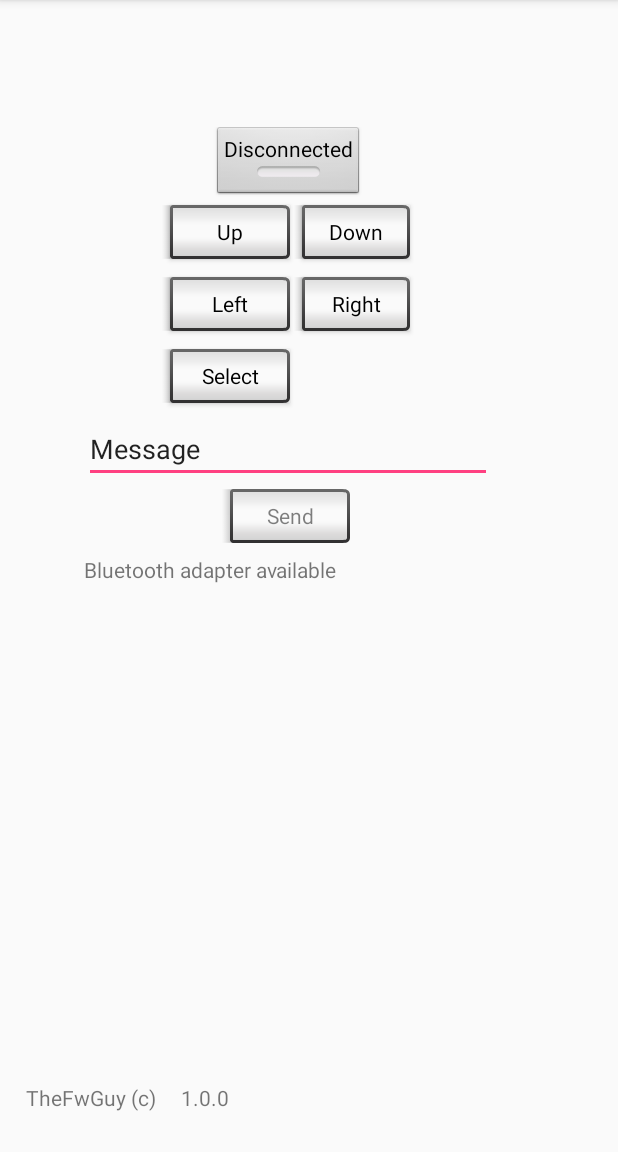
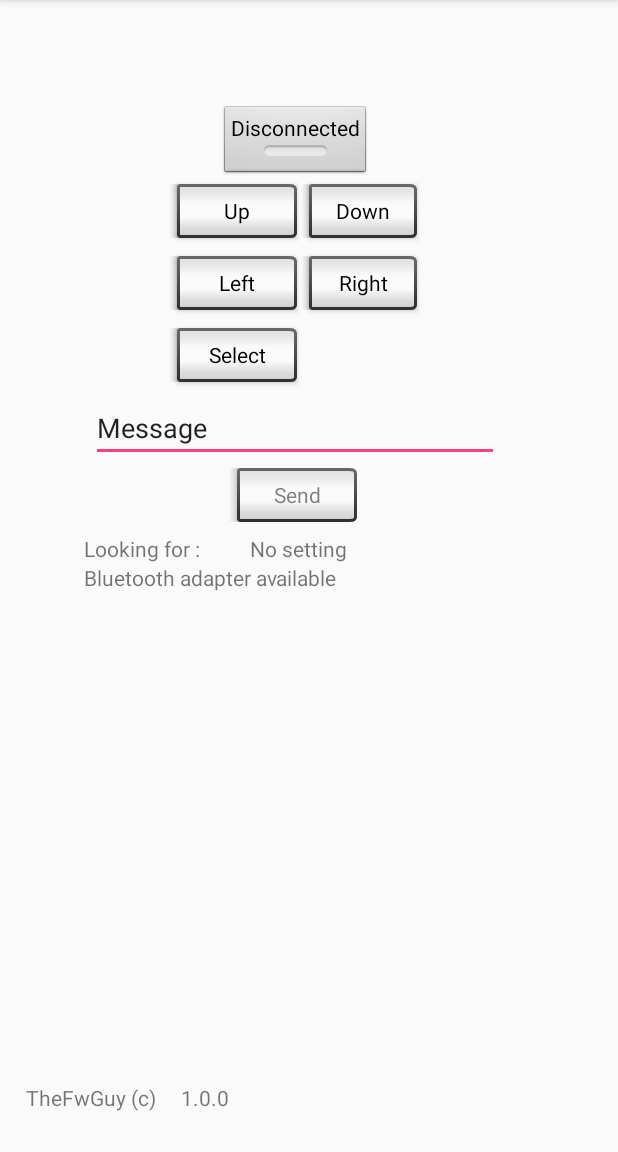
Before and after one commit to TheFwGuy/BLtest, an Android app: the screen it shows after launch (MainActivity), on a phone screen of 412 x 824 dp, the part 84-1236 px from its top. Run offline under Robolectric (Android 15) with nearby library versions, the phone set to English and light mode, and no system bars.

Commit message:
Add setting framework - need to be fixed

```diff
--- a/app/build.gradle
+++ b/app/build.gradle
@@ -16,7 +16,7 @@ android {
             proguardFiles getDefaultProguardFile('proguard-android.txt'), 'proguard-rules.pro'
         }
     }
-    buildToolsVersion '28.0.0 rc1'
+    buildToolsVersion '27.0.3'
     compileOptions {
         sourceCompatibility JavaVersion.VERSION_1_8
         targetCompatibility JavaVersion.VERSION_1_8
@@ -28,7 +28,9 @@ dependencies {
     implementation 'com.android.support:appcompat-v7:27.1.1'
     implementation 'com.android.support.constraint:constraint-layout:1.1.0'
     implementation 'com.android.support:design:27.1.1'
+    implementation 'com.android.support:preference-v7:27.1.1'
+    implementation 'com.android.support:support-v4:27.1.1'
     testImplementation 'junit:junit:4.12'
     androidTestImplementation 'com.android.support.test:runner:1.0.1'
-    androidTestImplementation 'com.android.support.test.espresso:espresso-core:3.0.1'
+    androidTestImplementation 'com.android.support.test.espresso:espresso-core:3.0.2'
 }
--- a/app/src/main/java/org/thefwguy/bl_test/MainActivity.java
+++ b/app/src/main/java/org/thefwguy/bl_test/MainActivity.java
@@ -4,9 +4,11 @@ import android.bluetooth.BluetoothAdapter;
 import android.bluetooth.BluetoothDevice;
 import android.bluetooth.BluetoothSocket;
 import android.content.Intent;
+import android.content.SharedPreferences;
 import android.os.Bundle;
 import android.os.Handler;
 import android.support.v7.app.AppCompatActivity;
+import android.support.v7.preference.PreferenceManager;
 import android.support.v7.widget.Toolbar;
 import android.util.Log;
 import android.view.Menu;
@@ -52,6 +54,7 @@ public class MainActivity extends AppCompatActivity {
     ToggleButton btn_connect;
     Button btn_send;
     TextView my_label;
+    TextView idValue;
     EditText messageId;
 
     @Override
@@ -67,6 +70,7 @@ public class MainActivity extends AppCompatActivity {
         btn_connect = findViewById(R.id.btn_connect);
         btn_send = findViewById(R.id.btn_send);
         my_label = findViewById(R.id.my_label);
+        idValue = findViewById(R.id.IdValue);
         messageId = findViewById(R.id.messageId);
 
         // By default disable the Send button
@@ -142,6 +146,13 @@ public class MainActivity extends AppCompatActivity {
 //                        .setAction("Action", null).show();
 //            }
 //        });
+        PreferenceManager.setDefaultValues(this, R.xml.preferences, false);
+
+        SharedPreferences sharedPref =
+                PreferenceManager.getDefaultSharedPreferences(this);
+
+        String deviceName = sharedPref.getString ("KEY_PREF_DEVICE_NAME", "No setting");
+        idValue.setText(deviceName);
     }
 
     @Override
@@ -160,6 +171,8 @@ public class MainActivity extends AppCompatActivity {
 
         //noinspection SimplifiableIfStatement
         if (id == R.id.action_settings) {
+            Intent intent = new Intent(this, SettingsActivity.class);
+            startActivity(intent);
             return true;
         }
 
--- a/app/src/main/res/layout/activity_main.xml
+++ b/app/src/main/res/layout/activity_main.xml
@@ -15,8 +15,8 @@
         tools:showIn="@layout/activity_main">
 
         <LinearLayout
-            android:layout_width="272dp"
-            android:layout_height="349dp"
+            android:layout_width="282dp"
+            android:layout_height="409dp"
             android:layout_marginBottom="145dp"
             android:layout_marginEnd="56dp"
             android:layout_marginStart="56dp"
@@ -138,6 +138,25 @@
                 android:layout_width="match_parent"
                 android:layout_height="wrap_content" />
 
+            <LinearLayout
+                android:layout_width="match_parent"
+                android:layout_height="wrap_content"
+                android:orientation="horizontal">
+
+                <TextView
+                    android:id="@+id/deviceId"
+                    android:layout_width="4dp"
+                    android:layout_height="wrap_content"
+                    android:layout_weight="1"
+                    android:text="Looking for : " />
+
+                <TextView
+                    android:id="@+id/IdValue"
+                    android:layout_width="wrap_content"
+                    android:layout_height="wrap_content"
+                    android:layout_weight="1" />
+            </LinearLayout>
+
             <TextView
                 android:id="@+id/my_label"
                 android:layout_width="match_parent"
--- a/app/src/main/res/values/strings.xml
+++ b/app/src/main/res/values/strings.xml
@@ -15,4 +15,7 @@
     <string name="label_author">TheFwGuy (c)</string>
     <string name="label_version">1.0.0</string>
     <string name="textview">TextView</string>
+
+    <!-- TODO: Remove or change this placeholder text -->
+    <string name="hello_blank_fragment">Hello blank fragment</string>
 </resources>
--- a/app/src/main/res/values/styles.xml
+++ b/app/src/main/res/values/styles.xml
@@ -6,6 +6,7 @@
         <item name="colorPrimary">@color/colorPrimary</item>
         <item name="colorPrimaryDark">@color/colorPrimaryDark</item>
         <item name="colorAccent">@color/colorAccent</item>
+        <item name="preferenceTheme">@style/PreferenceThemeOverlay</item>
     </style>
 
     <style name="AppTheme.NoActionBar">
--- /dev/null
+++ b/app/src/main/res/xml/preferences.xml
@@ -0,0 +1,13 @@
+<?xml version="1.0" encoding="utf-8"?>
+<PreferenceScreen xmlns:android="http://schemas.android.com/apk/res/android">
+
+    <EditTextPreference
+        android:defaultValue="BLtest"
+        android:key="device_name"
+        android:persistent="true"
+        android:selectAllOnFocus="true"
+        android:singleLine="true"
+        android:summary="Set name of the device to connect"
+        android:title="Device"
+        android:visibility="visible" />
+</PreferenceScreen>
```
Also changed, not shown: app/src/main/AndroidManifest.xml (+8 -0 lines), app/src/main/java/org/thefwguy/bl_test/SettingsActivity.java (added, +17 -0 lines), app/src/main/java/org/thefwguy/bl_test/SettingsFragment.java (added, +23 -0 lines).
